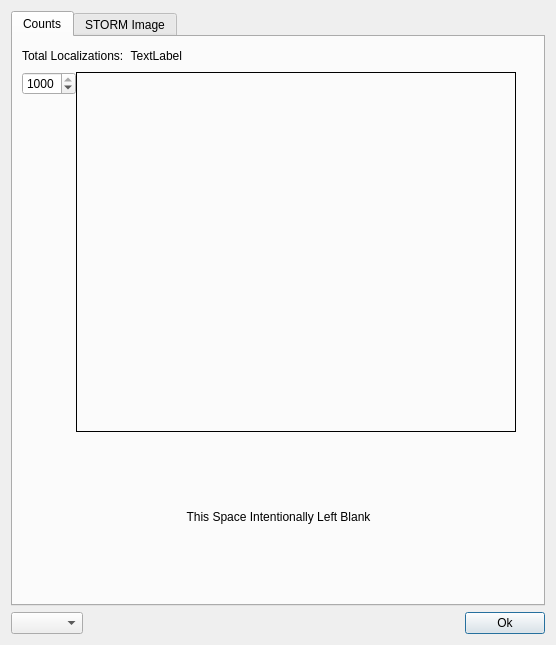
The window that storm_control/hal4000/qtdesigner/spotcounter.ui (ZhuangLab/storm-control) describes before a commit, drawn with Qt 5.
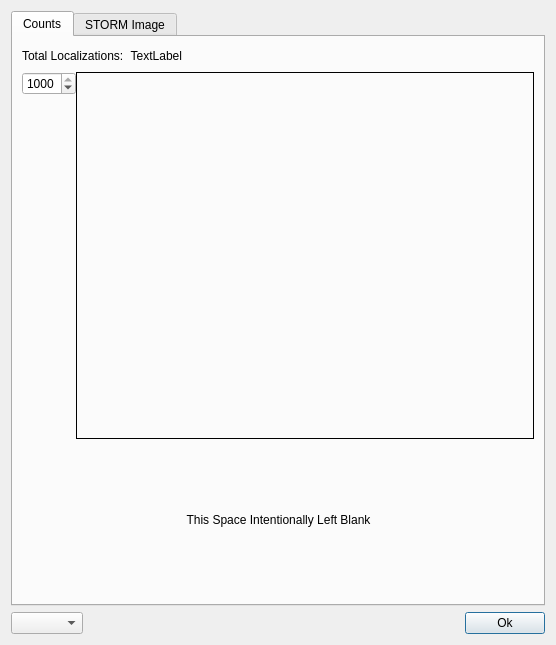
The same window after the commit.

Commit message: Change so that the graph expands with the dialog.

```diff
--- a/storm_control/hal4000/qtdesigner/spotcounter.ui
+++ b/storm_control/hal4000/qtdesigner/spotcounter.ui
@@ -6,7 +6,7 @@
    <rect>
     <x>0</x>
     <y>0</y>
-    <width>552</width>
+    <width>554</width>
     <height>645</height>
    </rect>
   </property>
@@ -117,15 +117,15 @@
          <item>
           <widget class="QFrame" name="graphFrame">
            <property name="sizePolicy">
-            <sizepolicy hsizetype="MinimumExpanding" vsizetype="Preferred">
+            <sizepolicy hsizetype="MinimumExpanding" vsizetype="MinimumExpanding">
              <horstretch>0</horstretch>
              <verstretch>0</verstretch>
             </sizepolicy>
            </property>
            <property name="minimumSize">
             <size>
-             <width>440</width>
-             <height>360</height>
+             <width>0</width>
+             <height>0</height>
             </size>
            </property>
            <property name="frameShape">
@@ -136,34 +136,8 @@
            </property>
           </widget>
          </item>
-         <item>
-          <spacer name="horizontalSpacer_5">
-           <property name="orientation">
-            <enum>Qt::Horizontal</enum>
-           </property>
-           <property name="sizeHint" stdset="0">
-            <size>
-             <width>40</width>
-             <height>20</height>
-            </size>
-           </property>
-          </spacer>
-         </item>
         </layout>
        </item>
-       <item>
-        <spacer name="verticalSpacer_3">
-         <property name="orientation">
-          <enum>Qt::Vertical</enum>
-         </property>
-         <property name="sizeHint" stdset="0">
-          <size>
-           <width>20</width>
-           <height>40</height>
-          </size>
-         </property>
-        </spacer>
-       </item>
        <item>
         <layout class="QHBoxLayout" name="horizontalLayout_4">
          <item>
@@ -181,6 +155,12 @@
          </item>
          <item>
           <widget class="QLabel" name="label">
+           <property name="minimumSize">
+            <size>
+             <width>0</width>
+             <height>150</height>
+            </size>
+           </property>
            <property name="text">
             <string>This Space Intentionally Left Blank</string>
            </property>
@@ -204,19 +184,6 @@
          </item>
         </layout>
        </item>
-       <item>
-        <spacer name="verticalSpacer_2">
-         <property name="orientation">
-          <enum>Qt::Vertical</enum>
-         </property>
-         <property name="sizeHint" stdset="0">
-          <size>
-           <width>20</width>
-           <height>52</height>
-          </size>
-         </property>
-        </spacer>
-       </item>
       </layout>
      </widget>
      <widget class="QWidget" name="imageTab">
```
Left out of the diff: 2 changed lines with no effect on the pictures. The commit also changes 1 other file.
